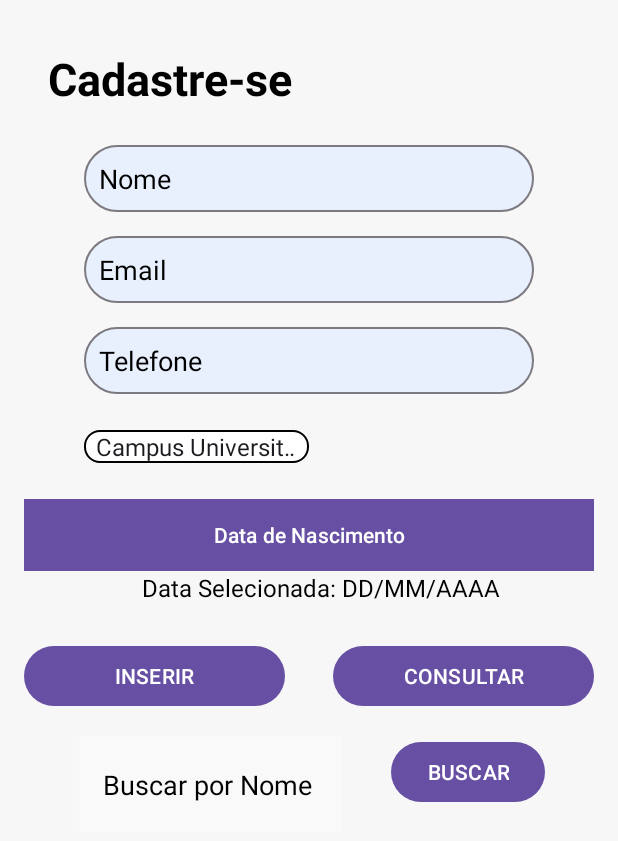
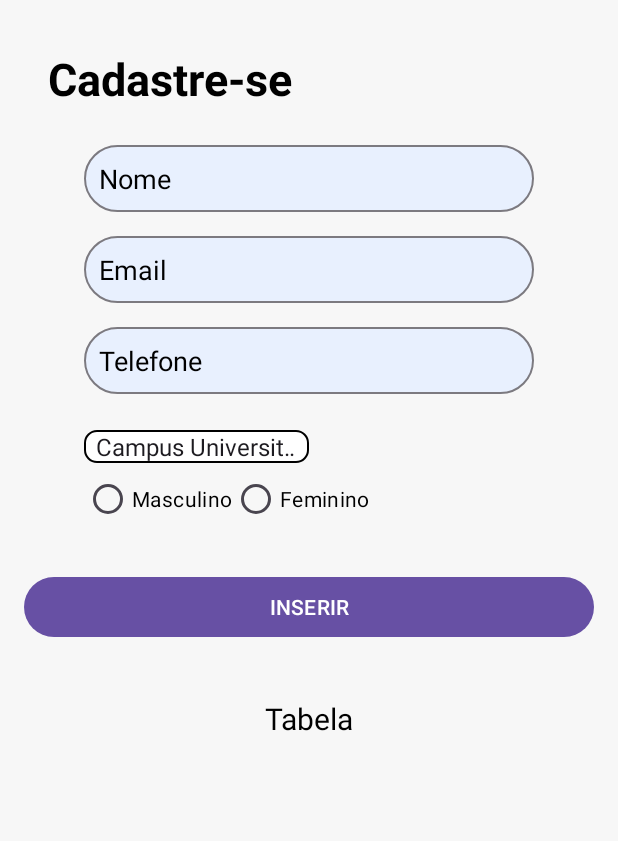
Before and after one commit to B-Gab-K/AV1Fase2, an Android app: the screen it shows after launch (MainActivity), on a phone screen of 412 x 824 dp. Shown: the top 841 px of the screen. Run offline under Robolectric (Android 15) with nearby library versions, the phone set to English and light mode, and no system bars.

Commit message:
Finalizando projeto

```diff
--- a/app/src/main/java/com/example/av1fase2/Aluno.java
+++ b/app/src/main/java/com/example/av1fase2/Aluno.java
@@ -7,9 +7,6 @@ public class Aluno {
     private String telefone;
     private String campus;
     private String genero;
-
-    public Aluno() {
-    }
 
     public Aluno(String nome, String email, String telefone, String campus, String genero) {
         this.nome = nome;
--- /dev/null
+++ b/app/src/main/java/com/example/av1fase2/AlunoAdapter.java
@@ -0,0 +1,51 @@
+package com.example.av1fase2;
+
+import android.content.Context;
+import android.view.LayoutInflater;
+import android.view.View;
+import android.view.ViewGroup;
+import android.widget.ArrayAdapter;
+import android.widget.TextView;
+import androidx.annotation.NonNull;
+import androidx.annotation.Nullable;
+import com.example.av1fase2.Aluno;
+import com.example.av1fase2.R;
+import java.util.List;
+
+public class AlunoAdapter extends ArrayAdapter<Aluno> {
+
+    private Context context;
+    private List<Aluno> alunos;
+
+    public AlunoAdapter(Context context, List<Aluno> alunos) {
+        super(context, 0, alunos);
+        this.context = context;
+        this.alunos = alunos;
+    }
+
+    @NonNull
+    @Override
+    public View getView(int position, @Nullable View convertView, @NonNull ViewGroup parent) {
+        View itemView = convertView;
+        if (itemView == null) {
+            itemView = LayoutInflater.from(context).inflate(R.layout.list_item_aluno, parent, false);
+        }
+
+        Aluno aluno = getItem(position);
+
+        TextView nomeTextView = itemView.findViewById(R.id.listNome);
+        TextView emailTextView = itemView.findViewById(R.id.listEmail);
+        TextView telefoneTextView = itemView.findViewById(R.id.listTelefone);
+        TextView campusTextView = itemView.findViewById(R.id.listCampus);
+        TextView generoTextView = itemView.findViewById(R.id.listGenero);
+
+        assert aluno != null;
+        nomeTextView.setText(aluno.getNome());
+        emailTextView.setText(aluno.getEmail());
+        telefoneTextView.setText(aluno.getTelefone());
+        campusTextView.setText(aluno.getCampus());
+        generoTextView.setText(aluno.getGenero());
+
+        return itemView;
+    }
+}
--- a/app/src/main/java/com/example/av1fase2/DatabaseHelper.java
+++ b/app/src/main/java/com/example/av1fase2/DatabaseHelper.java
@@ -63,7 +63,7 @@ public class DatabaseHelper extends SQLiteOpenHelper {
         Cursor cursor = db.query(TABLE_NAME, null, COLUMN_ID + "=?", new String[]{String.valueOf(id)}, null, null, null);
         Aluno aluno = null;
         if (cursor != null && cursor.moveToFirst()) {
-            aluno = new Aluno();
+            aluno = new Aluno("Nome", "Email", "Telefone", "Campus", "Gênero");
             aluno.setId(cursor.getInt(cursor.getColumnIndexOrThrow(COLUMN_ID)));
             aluno.setNome(cursor.getString(cursor.getColumnIndexOrThrow(COLUMN_NOME)));
             aluno.setEmail(cursor.getString(cursor.getColumnIndexOrThrow(COLUMN_EMAIL)));
@@ -83,7 +83,7 @@ public class DatabaseHelper extends SQLiteOpenHelper {
         Cursor cursor = db.rawQuery(selectQuery, null);
         if (cursor != null && cursor.moveToFirst()) {
             do {
-                Aluno aluno = new Aluno();
+                Aluno aluno = new Aluno("Nome", "Email", "Telefone", "Campus", "Gênero");
                 aluno.setId(cursor.getInt(cursor.getColumnIndexOrThrow(COLUMN_ID)));
                 aluno.setNome(cursor.getString(cursor.getColumnIndexOrThrow(COLUMN_NOME)));
                 aluno.setEmail(cursor.getString(cursor.getColumnIndexOrThrow(COLUMN_EMAIL)));
--- a/app/src/main/java/com/example/av1fase2/MainActivity.kt
+++ b/app/src/main/java/com/example/av1fase2/MainActivity.kt
@@ -1,20 +1,27 @@
 package com.example.av1fase2
 
-import android.annotation.SuppressLint
-import android.app.DatePickerDialog
 import android.os.Bundle
 import android.widget.ArrayAdapter
-import android.widget.Button
-import android.widget.DatePicker
+import android.widget.ListView
 import android.widget.Spinner
-import android.widget.TextView
 import androidx.activity.enableEdgeToEdge
 import androidx.appcompat.app.AppCompatActivity
 import androidx.core.view.ViewCompat
 import androidx.core.view.WindowInsetsCompat
-import java.util.Calendar
+import android.widget.Button
+import android.widget.EditText
+import android.widget.RadioButton
+import android.widget.Toast
 
 class MainActivity : AppCompatActivity() {
+
+    private lateinit var nomeEditText: EditText
+    private lateinit var emailEditText: EditText
+    private lateinit var telefoneEditText: EditText
+    private lateinit var campusSpinner: Spinner
+    private lateinit var generoM: RadioButton
+    private lateinit var generoF: RadioButton
+
     override fun onCreate(savedInstanceState: Bundle?) {
         super.onCreate(savedInstanceState)
         enableEdgeToEdge()
@@ -33,34 +40,45 @@ class MainActivity : AppCompatActivity() {
         adapter.setDropDownViewResource(android.R.layout.simple_spinner_dropdown_item)
         spinner.setAdapter(adapter)
 
-        val datePicker = findViewById<DatePicker>(R.id.pegarData)
-        val buttonDatePicker = findViewById<Button>(R.id.btnData)
-        buttonDatePicker.setOnClickListener {
-            showDatePickerDialog()
+        val listViewAlunos = findViewById<ListView>(R.id.listViewAlunos)
+        val databaseHelper = DatabaseHelper(this)
+        val alunosList = databaseHelper.getAllAlunos()
+        val adapterAluno = AlunoAdapter(this, alunosList)
+        listViewAlunos.adapter = adapterAluno
+
+        nomeEditText = findViewById(R.id.nome)
+        emailEditText = findViewById(R.id.email)
+        telefoneEditText = findViewById(R.id.telefone)
+        campusSpinner = spinner
+        generoM = findViewById(R.id.generoM)
+        generoF = findViewById(R.id.generoF)
+
+        val btnInserir = findViewById<Button>(R.id.btnInserir)
+        btnInserir.setOnClickListener {
+            val nome = nomeEditText.text.toString()
+            val email = emailEditText.text.toString()
+            val telefone = telefoneEditText.text.toString()
+            val campus = campusSpinner.selectedItem.toString()
+            val genero = if (generoM.isChecked) "Masculino" else "Feminino"
+
+            val aluno = Aluno(nome, email, telefone, campus, genero)
+
+            val alunoId = databaseHelper.addAluno(aluno)
+            if (alunoId != -1) {
+                Toast.makeText(this, "Aluno inserido com sucesso!", Toast.LENGTH_SHORT).show()
+
+                alunosList.add(aluno)
+
+                nomeEditText.text.clear()
+                emailEditText.text.clear()
+                telefoneEditText.text.clear()
+                campusSpinner.setSelection(0)
+                generoM.isChecked = false
+                generoF.isChecked = false
+            } else {
+                Toast.makeText(this, "Erro ao inserir aluno!", Toast.LENGTH_SHORT).show()
+            }
+
         }
-
     }
-
-    @SuppressLint("SetTextI18n")
-    private fun showDatePickerDialog() {
-        val calendario = Calendar.getInstance()
-        val ano = calendario.get(Calendar.YEAR)
-        val mes = calendario.get(Calendar.MONTH)
-        val dia = calendario.get(Calendar.DAY_OF_MONTH)
-        val dataSelecionada = findViewById<TextView>(R.id.dataSelecionada)
-
-        val datePickerDialog = DatePickerDialog(
-            this,
-            { _, selectedYear, selectedMonth, selectedDayOfMonth ->
-                val data = "${selectedDayOfMonth}/${selectedMonth + 1}/${selectedYear}"
-                dataSelecionada.text = "Data Selecionada: ${data}"
-            },
-            ano,
-            mes,
-            dia
-        )
-
-        datePickerDialog.show()
-    }
-
 }
--- a/app/src/main/res/drawable/spinner_custom_background.xml
+++ b/app/src/main/res/drawable/spinner_custom_background.xml
@@ -1,7 +1,7 @@
 <?xml version="1.0" encoding="utf-8"?>
 <shape xmlns:android="http://schemas.android.com/apk/res/android">
     <solid android:color="@android:color/white" />
-    <corners android:radius="10dp" />
+    <corners android:radius="8dp" />
     <stroke
         android:width="1dp"
         android:color="@android:color/black" />
--- a/app/src/main/res/layout/activity_main.xml
+++ b/app/src/main/res/layout/activity_main.xml
@@ -6,6 +6,7 @@
     android:layout_width="match_parent"
     android:layout_height="match_parent"
     android:background="@color/gelo"
+    android:fillViewport="true"
     tools:context=".MainActivity">
 
     <androidx.constraintlayout.widget.ConstraintLayout
@@ -96,47 +97,29 @@
             style="@style/SpinnerTextStyle"
             app:layout_constraintEnd_toEndOf="parent"
             app:layout_constraintStart_toStartOf="parent"
-            app:layout_constraintTop_toBottomOf="@id/telefone"/>
+            app:layout_constraintTop_toBottomOf="@id/telefone"
+            tools:targetApi="o" />
 
 
-        <Button
-            android:id="@+id/btnData"
-            android:layout_width="0dp"
+        <RadioButton
+            android:id="@+id/generoM"
+            android:layout_width="wrap_content"
             android:layout_height="wrap_content"
-            android:layout_marginStart="16dp"
-            android:layout_marginTop="24dp"
-            android:layout_marginEnd="16dp"
-            android:background="@drawable/button_default_background"
-            android:text="Data de Nascimento"
-            app:layout_constraintEnd_toEndOf="parent"
-            app:layout_constraintStart_toStartOf="parent"
-            app:layout_constraintTop_toBottomOf="@id/campus"
+            android:text="Masculino"
+            android:textColor="@color/black"
+            app:layout_constraintStart_toStartOf="@id/campus"
+            app:layout_constraintTop_toBottomOf="@+id/campus"
             tools:ignore="HardcodedText" />
 
-
-        <TextView
-            android:id="@+id/dataSelecionada"
+        <RadioButton
+            android:id="@+id/generoF"
             android:layout_width="wrap_content"
             android:layout_height="wrap_content"
-            android:text="Data Selecionada: DD/MM/AAAA"
-            android:textColor="@android:color/black"
-            android:textSize="16sp"
-            app:layout_constraintTop_toBottomOf="@id/btnData"
-            app:layout_constraintStart_toStartOf="@id/btnData"
-            app:layout_constraintEnd_toEndOf="parent"
+            android:text="Feminino"
+            android:textColor="@color/black"
+            app:layout_constraintStart_toEndOf="@id/generoM"
+            app:layout_constraintTop_toBottomOf="@+id/campus"
             tools:ignore="HardcodedText" />
-
-
-        <DatePicker
-            android:id="@+id/pegarData"
-            android:layout_width="match_parent"
-            android:layout_height="wrap_content"
-            android:visibility="gone"
-            android:calendarViewShown="false"
-            android:datePickerMode="spinner"
-            app:layout_constraintEnd_toEndOf="parent"
-            app:layout_constraintStart_toStartOf="parent"
-            app:layout_constraintTop_toBottomOf="@id/dataSelecionada"/>
 
 
         <Button
@@ -147,74 +130,39 @@
             android:layout_marginTop="24dp"
             android:layout_marginEnd="16dp"
             android:text="INSERIR"
-            app:layout_constraintEnd_toStartOf="@+id/btnConsultar"
             app:layout_constraintStart_toStartOf="parent"
-            app:layout_constraintTop_toBottomOf="@+id/pegarData"
-            tools:ignore="HardcodedText" />
-
-        <Button
-            android:id="@+id/btnConsultar"
-            android:layout_width="0dp"
-            android:layout_height="wrap_content"
-            android:layout_marginStart="16dp"
-            android:layout_marginTop="24dp"
-            android:layout_marginEnd="16dp"
-            android:text="CONSULTAR"
             app:layout_constraintEnd_toEndOf="parent"
-            app:layout_constraintStart_toEndOf="@+id/btnInserir"
-            app:layout_constraintTop_toBottomOf="@+id/pegarData"
-            tools:ignore="HardcodedText" />
-
-        <!-- Novo EditText para busca -->
-        <!-- Outros componentes omitidos para simplificação -->
-
-        <EditText
-            android:id="@+id/searchName"
-            android:layout_width="0dp"
-            android:layout_height="wrap_content"
-            android:layout_marginStart="24dp"
-            android:layout_marginTop="16dp"
-            android:background="#30ffffff"
-            android:hint="Buscar por Nome"
-            android:inputType="text"
-            android:padding="20dp"
-            android:textColor="@color/black"
-            android:textColorHint="@color/black"
-            app:layout_constraintEnd_toStartOf="@+id/btnBuscar"
-            app:layout_constraintStart_toStartOf="parent"
-            app:layout_constraintTop_toBottomOf="@+id/btnConsultar"
-            app:layout_constraintWidth_default="wrap"
-            android:autofillHints=""
-            tools:ignore="HardcodedText" />
-
-        <Button
-            android:id="@+id/btnBuscar"
-            android:layout_width="wrap_content"
-            android:layout_height="wrap_content"
-            android:layout_marginStart="8dp"
-            android:layout_marginTop="16dp"
-            android:layout_marginEnd="24dp"
-            android:text="BUSCAR"
-            app:layout_constraintEnd_toEndOf="parent"
-            app:layout_constraintStart_toEndOf="@+id/searchName"
-            app:layout_constraintTop_toBottomOf="@+id/btnConsultar"
-            app:layout_constraintWidth_default="wrap"
+            app:layout_constraintTop_toBottomOf="@+id/generoF"
             tools:ignore="HardcodedText" />
 
 
+        <TextView
+            android:id="@+id/tabela"
+            android:layout_width="wrap_content"
+            android:layout_height="wrap_content"
+            android:text="Tabela"
+            android:textSize="20sp"
+            android:textColor="@color/black"
+            app:layout_constraintBottom_toBottomOf="parent"
+            app:layout_constraintEnd_toEndOf="parent"
+            app:layout_constraintStart_toStartOf="parent"
+            app:layout_constraintTop_toBottomOf="@+id/btnInserir"
+            app:layout_constraintVertical_bias="0.100000024" />
+
+
         <ListView
-            android:id="@+id/listViewUsers"
+            android:id="@+id/listViewAlunos"
             android:layout_width="0dp"
             android:layout_height="0dp"
             android:layout_marginStart="24dp"
             android:layout_marginTop="24dp"
             android:layout_marginEnd="24dp"
             android:layout_marginBottom="32dp"
+            android:visibility="visible"
             app:layout_constraintBottom_toBottomOf="parent"
             app:layout_constraintEnd_toEndOf="parent"
             app:layout_constraintStart_toStartOf="parent"
-            app:layout_constraintTop_toBottomOf="@+id/btnBuscar"
-            tools:ignore="NestedScrolling" />
+            app:layout_constraintTop_toBottomOf="@+id/tabela" />
 
     </androidx.constraintlayout.widget.ConstraintLayout>
 </ScrollView>
```
Also changed, not shown: app/src/main/res/layout/list_item_aluno.xml (added, +125 -0 lines).
